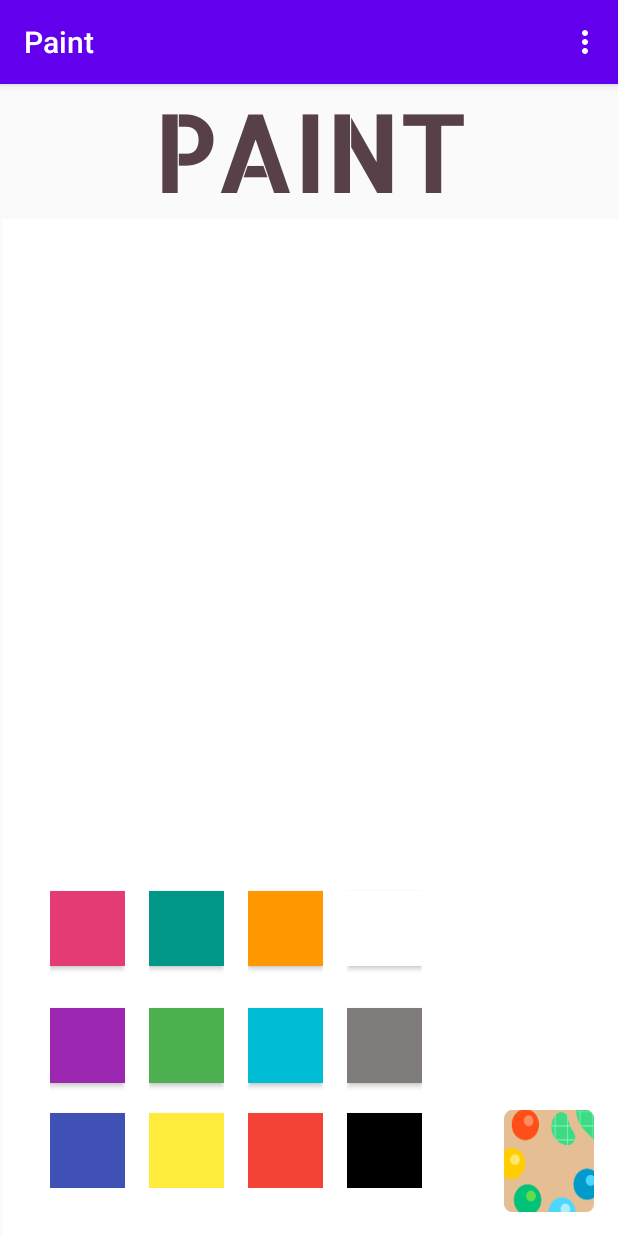
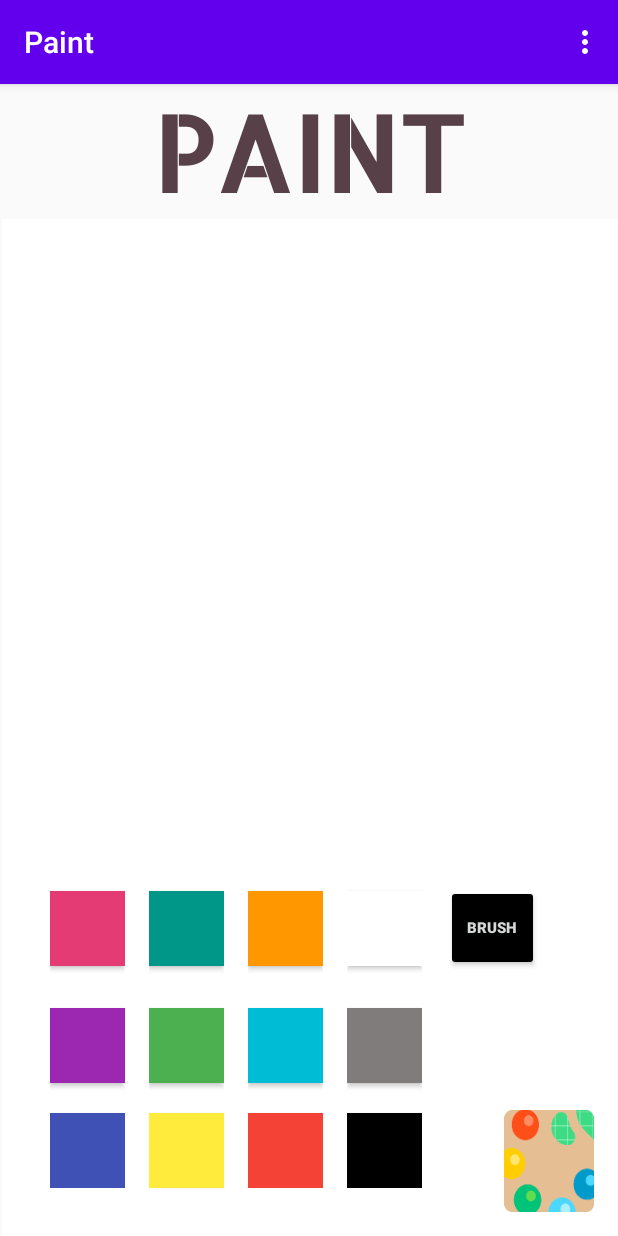
Before and after one commit to ritamorais13/Paint2, an Android app: the screen it shows after launch (MainActivity), on a phone screen of 412 x 824 dp. Run offline under Robolectric (Android 15) with nearby library versions, the phone set to English and light mode, and no system bars.

```diff
--- a/app/src/main/java/com/example/paint/FragmentPalette.java
+++ b/app/src/main/java/com/example/paint/FragmentPalette.java
@@ -1,25 +1,38 @@
 package com.example.paint;
 
 import android.arch.lifecycle.ViewModelProvider;
+import android.graphics.Color;
 import android.os.Bundle;
 import android.support.annotation.NonNull;
 import android.support.v4.app.Fragment;
 import android.view.LayoutInflater;
 import android.view.View;
 import android.view.ViewGroup;
+import android.widget.Button;
 
 public class FragmentPalette extends Fragment {
 
-    private int backColor;
+    private int nextStrokeColor;
+    private ColorStrokeListener listener;
+
+    public interface ColorStrokeListener{
+        public void onColorStrokeChange(int color);
+    }
 
 
     public FragmentPalette() {
         // Required empty public constructor
     }
 
+    public void setStrokeColorListener(ColorStrokeListener listener){
+        this.listener = listener;
+    }
+
     @Override
     public void onCreate(Bundle savedInstanceState) {
         super.onCreate(savedInstanceState);
+
+        nextStrokeColor = Color.BLACK;
     }
 
     public void onViewCreated(@NonNull View view, Bundle savedInstanceState){
@@ -29,7 +42,22 @@ public class FragmentPalette extends Fragment {
     @Override
     public View onCreateView(LayoutInflater inflater, ViewGroup container,
                              Bundle savedInstanceState) {
-        // Inflate the layout for this fragment
-        return inflater.inflate(R.layout.fragment_palette, container, false);
+        View v = inflater.inflate(R.layout.fragment_palette, container, false);
+
+        Button btn = (Button) v.findViewById(R.id.brush_button);
+        btn.setOnClickListener(new View.OnClickListener() {
+            @Override
+            public void onClick(View v) {
+                if (null != listener) {
+                    listener.onColorStrokeChange(nextStrokeColor);
+                    if(nextStrokeColor == Color.WHITE)
+                        nextStrokeColor = Color.BLACK;
+                    else
+                        nextStrokeColor = Color.WHITE;
+                    btn.setBackgroundColor(nextStrokeColor);
+                }
+            }
+        });
+        return v;
     }
 }
--- a/app/src/main/java/com/example/paint/MainActivity.java
+++ b/app/src/main/java/com/example/paint/MainActivity.java
@@ -1,37 +1,42 @@
 package com.example.paint;
 
 import android.annotation.SuppressLint;
-import android.arch.lifecycle.ViewModelProvider;
 import android.content.Context;
 import android.content.Intent;
 import android.content.SharedPreferences;
 import android.content.res.Resources;
 import android.graphics.Color;
-import android.graphics.Path;
+import android.hardware.Sensor;
+import android.hardware.SensorEvent;
+import android.hardware.SensorEventListener;
+import android.hardware.SensorManager;
 import android.os.Build;
 import android.support.annotation.RequiresApi;
 import android.support.v4.app.FragmentManager;
-import android.support.v4.app.FragmentTransaction;
 import android.support.v7.app.AppCompatActivity;
 import android.os.Bundle;
 import android.view.Menu;
 import android.view.MenuInflater;
 import android.view.MenuItem;
 import android.view.View;
+import android.view.WindowManager;
 
 
-public class MainActivity extends AppCompatActivity{
+public class MainActivity extends AppCompatActivity implements SensorEventListener {
 
     private static int BACK_COLOR;
     private SharedPreferences preferences;
-    private Path path;
+    private FragmentPalette fragmentPalette;
+    private FragmentCanvas fragmentCanvas;
+    private SensorManager sensorManager;
+    private Sensor light;
+    WindowManager.LayoutParams layout;
 
     @Override
     public Resources getResources() {
         return super.getResources();
     }
 
-    @RequiresApi(api = Build.VERSION_CODES.M)
     @Override
     protected void onCreate(Bundle savedInstanceState) {
         super.onCreate(savedInstanceState);
@@ -40,6 +45,63 @@ public class MainActivity extends AppCompatActivity{
         preferences = this.getSharedPreferences(getString(R.string.preference_file_key), Context.MODE_PRIVATE);
         BACK_COLOR = preferences.getInt("back_color", Color.WHITE);
         setColor();
+
+        FragmentManager manager = getSupportFragmentManager();
+        fragmentCanvas = (FragmentCanvas) manager.findFragmentById(R.id.fragment_canvas);
+        fragmentPalette = (FragmentPalette) manager.findFragmentById(R.id.fragment_palette);
+
+        fragmentPalette.setStrokeColorListener(new FragmentPalette.ColorStrokeListener() {
+            @Override
+            public void onColorStrokeChange(int color) {
+                fragmentCanvas.updateStrokeColor(color);
+            }
+        });
+
+        //Light Sensor
+        sensorManager = (SensorManager) getSystemService(Context.SENSOR_SERVICE);
+        light = sensorManager.getDefaultSensor(Sensor.TYPE_LIGHT);
+
+        layout = getWindow().getAttributes();
+        layout.screenBrightness = 1F;
+        getWindow().setAttributes(layout);
+    }
+
+    @Override
+    public final void onAccuracyChanged(Sensor sensor, int accuracy) {
+        // Do something here if sensor accuracy changes.
+    }
+
+    @Override
+    public final void onSensorChanged(SensorEvent event) {
+        float ambientLight = event.values[0];
+
+        if(ambientLight < 1){
+            layout.screenBrightness = 0.0F;
+        }
+        else{
+            if(ambientLight >1 && ambientLight <4){
+                layout.screenBrightness = 0.5F;
+            }
+            else{
+                layout.screenBrightness = 1F;
+            }
+        }
+        getWindow().setAttributes(layout);
+        // Do something with this sensor data.
+    }
+
+    @Override
+    protected void onResume() {
+        // Register a listener for the sensor.
+        super.onResume();
+        sensorManager.registerListener(this, light, SensorManager.SENSOR_DELAY_NORMAL);
+    }
+
+    @Override
+    protected void onPause() {
+        // Be sure to unregister the sensor when the activity pauses.
+        super.onPause();
+        sensorManager.unregisterListener(this);
     }
 
     @SuppressLint("NewApi")
@@ -114,8 +176,8 @@ public class MainActivity extends AppCompatActivity{
         setColor();
     }
 
-    public void linePath(View view){
-
+    public void changeStrokeColor(View view){
+        getSupportFragmentManager().findFragmentById(R.id.fragment_canvas);
     }
 
     public void setColor(){
--- a/app/src/main/java/com/example/paint/PaintCanvas.java
+++ b/app/src/main/java/com/example/paint/PaintCanvas.java
@@ -83,6 +83,10 @@ public class PaintCanvas extends View implements View.OnTouchListener{
         return true;
     }
 
+    public void changeStrokeColor(int color){
+        paint.setColor(color);
+    }
+
     public void changeBackground(){
         Random r = new Random();
         backGroundColor = Color.rgb(r.nextInt(256), r.nextInt(256), r.nextInt(256));
--- a/app/src/main/res/layout/activity_main.xml
+++ b/app/src/main/res/layout/activity_main.xml
@@ -65,8 +65,8 @@
 
             <FrameLayout
                 android:id="@+id/fragment_palette_frame"
-                android:layout_width="298dp"
-                android:layout_height="303dp"
+                android:layout_width="wrap_content"
+                android:layout_height="wrap_content"
                 android:layout_gravity="bottom|start"
                 android:layout_marginBottom="16dp"
                 android:layout_marginStart="16dp"
@@ -77,7 +77,7 @@
                     android:name="com.example.paint.FragmentPalette"
                     android:layout_width="match_parent"
                     android:layout_height="match_parent"
-                    android:visibility="invisible"
+                    android:visibility="visible"
                     tools:layout="@layout/fragment_palette" />
 
             </FrameLayout>
--- a/app/src/main/res/layout/fragment_palette.xml
+++ b/app/src/main/res/layout/fragment_palette.xml
@@ -162,5 +162,18 @@
                 android:onClick="changeBackColor" />
 
         </LinearLayout>
+
+        <Button
+            android:id="@+id/brush_button"
+            android:layout_width="62dp"
+            android:layout_height="57dp"
+            android:layout_marginStart="16dp"
+            android:layout_marginTop="16dp"
+            android:backgroundTint="@color/black"
+            android:text="brush"
+            android:textColor="?attr/colorButtonNormal"
+            android:textSize="10sp"
+            android:textStyle="bold" />
     </LinearLayout>
+
 </FrameLayout>
```
Also changed, not shown: app/src/main/java/com/example/paint/FragmentCanvas.java (+5 -2 lines).
